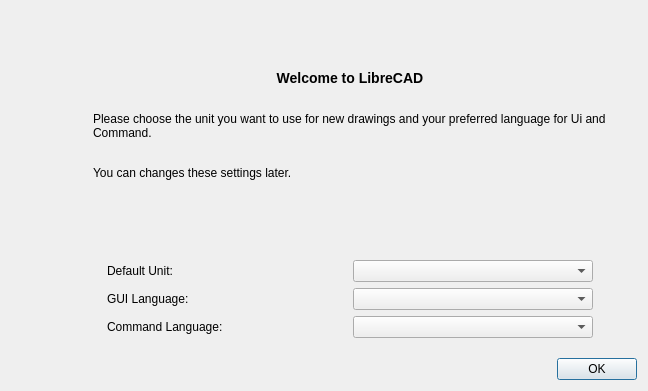
This is librecad/src/ui/dialogs/main/qg_dlginitial.ui in LibreCAD/LibreCAD as Qt 5 draws it before an edit. The edited form follows.
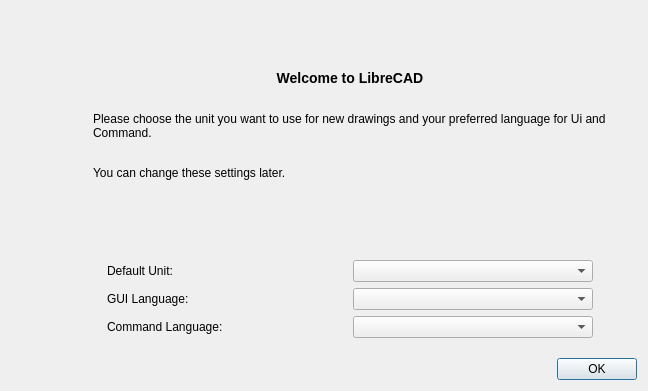
This is the edited form. Icons and pictures are not drawn.

What changed in the file:
```diff
--- a/librecad/src/ui/dialogs/main/qg_dlginitial.ui
+++ b/librecad/src/ui/dialogs/main/qg_dlginitial.ui
@@ -82,7 +82,7 @@
           </sizepolicy>
          </property>
          <property name="text">
-          <string>&lt;html&gt;&lt;head/&gt;&lt;body&gt;&lt;p align=&quot;center&quot;&gt;&lt;span style=&quot; font-size:large; font-weight:700;&quot;&gt;Welcome to LibreCAD&lt;/span&gt;&lt;br/&gt;&lt;/p&gt;&lt;p&gt;Please choose the unit you want to use for new drawings and your preferred language for Ui and Command.&lt;br/&gt;&lt;/p&gt;&lt;p&gt;You can changes these settings later.&lt;/p&gt;&lt;/body&gt;&lt;/html&gt;</string>
+          <string>&lt;html&gt;&lt;head/&gt;&lt;body&gt;&lt;p align=&quot;center&quot;&gt;&lt;span style=&quot; font-size:large; font-weight:700;&quot;&gt;Welcome to LibreCAD&lt;/span&gt;&lt;br/&gt;&lt;/p&gt;&lt;p&gt;Please choose the unit you want to use for new drawings and your preferred language for Ui and Command.&lt;br/&gt;&lt;/p&gt;&lt;p&gt;You can change these settings later.&lt;/p&gt;&lt;/body&gt;&lt;/html&gt;</string>
          </property>
          <property name="alignment">
           <set>Qt::AlignVCenter</set>
```
